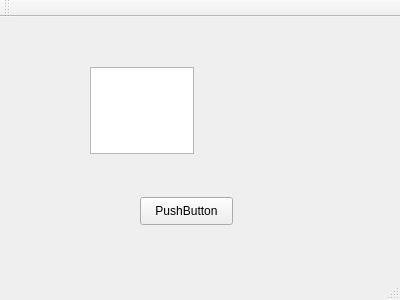
First picture: the form in win/com_to_web/com_to_web/main_windows/mainwindow.ui, repository gribikc/arduserv, before the edit.
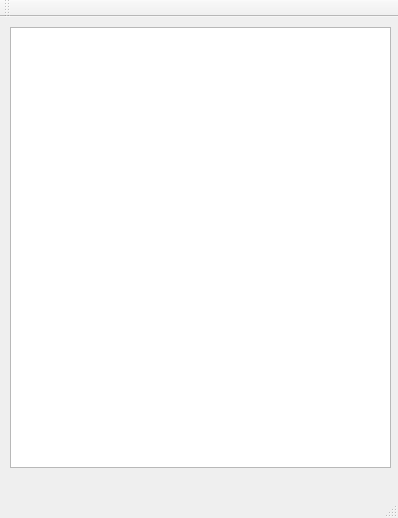
Second picture: the form after the edit.

What changed in the file:
```diff
--- a/win/com_to_web/com_to_web/main_windows/mainwindow.ui
+++ b/win/com_to_web/com_to_web/main_windows/mainwindow.ui
@@ -6,8 +6,8 @@
    <rect>
     <x>0</x>
     <y>0</y>
-    <width>400</width>
-    <height>300</height>
+    <width>398</width>
+    <height>518</height>
    </rect>
   </property>
   <property name="windowTitle">
@@ -17,24 +17,17 @@
    <widget class="QTextEdit" name="textEdit_bbb">
     <property name="geometry">
      <rect>
-      <x>90</x>
-      <y>50</y>
-      <width>104</width>
-      <height>87</height>
+      <x>10</x>
+      <y>10</y>
+      <width>381</width>
+      <height>441</height>
      </rect>
     </property>
-   </widget>
-   <widget class="QPushButton" name="pushButton">
-    <property name="geometry">
-     <rect>
-      <x>140</x>
-      <y>180</y>
-      <width>93</width>
-      <height>28</height>
-     </rect>
-    </property>
-    <property name="text">
-     <string>PushButton</string>
+    <property name="sizePolicy">
+     <sizepolicy hsizetype="Maximum" vsizetype="Maximum">
+      <horstretch>0</horstretch>
+      <verstretch>0</verstretch>
+     </sizepolicy>
     </property>
    </widget>
   </widget>
```
Left out of the diff: 2 changed lines with no effect on the pictures.
